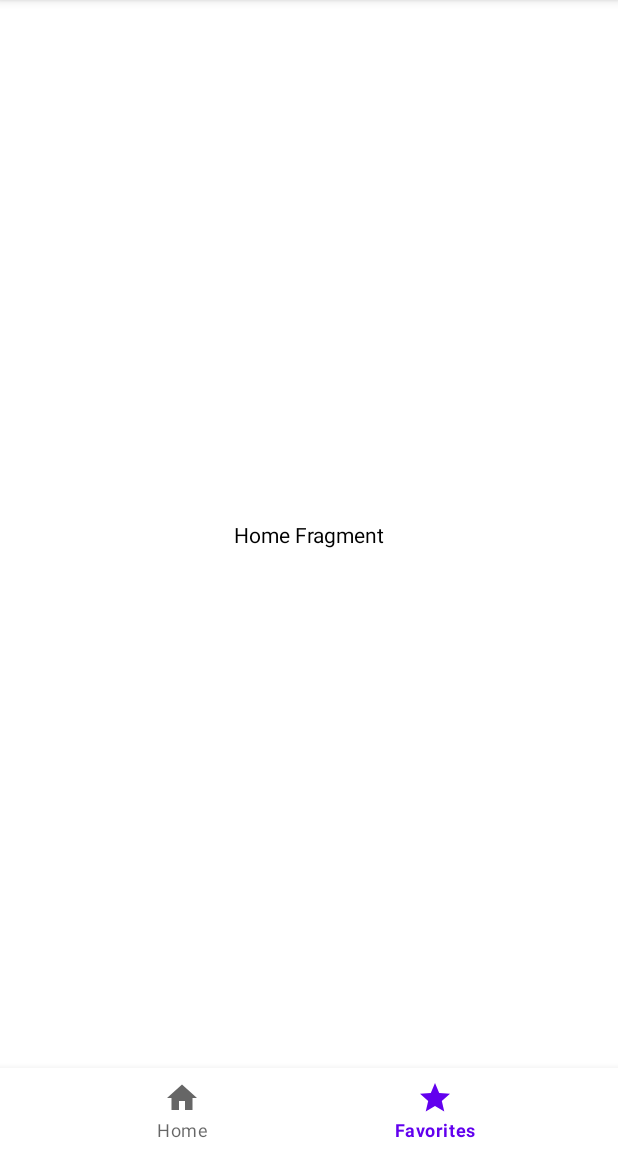
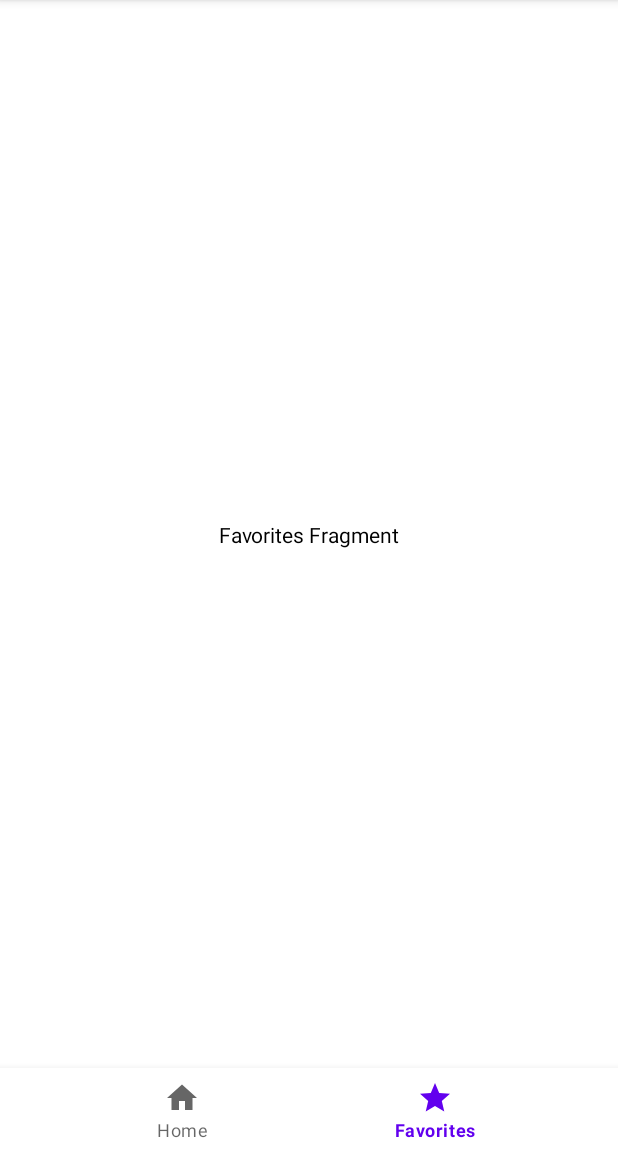
Before and after one commit to arecalde/MovieSample, an Android app: the screen it shows after launch (MainActivity), item 2 of the bottom bar chosen, on a phone screen of 412 x 824 dp, the part 84-1236 px from its top. Run offline under Robolectric (Android 15) with nearby library versions, the phone set to English and light mode, and no system bars; our stand-ins replace data binding.

Commit message:
Add bottom nav bar

```diff
--- a/app/build.gradle
+++ b/app/build.gradle
@@ -1,6 +1,6 @@
 apply plugin: 'com.android.application'
 apply plugin: 'kotlin-android'
-apply plugin: "androidx.navigation.safeargs.kotlin"
+apply plugin: "androidx.navigation.safeargs"
 apply plugin: 'kotlin-kapt'
 
 android {
--- /dev/null
+++ b/app/src/main/java/com/example/moviesample/FavoritesFragment.kt
@@ -0,0 +1,25 @@
+package com.example.moviesample
+
+import android.os.Bundle
+import androidx.fragment.app.Fragment
+import android.view.LayoutInflater
+import android.view.View
+import android.view.ViewGroup
+import androidx.fragment.app.viewModels
+import com.example.moviesample.databinding.FragmentFavoritesBinding
+
+class FavoritesFragment : Fragment() {
+    private val viewModel: FavoritesViewModel by viewModels()
+
+    override fun onCreateView(
+        inflater: LayoutInflater, container: ViewGroup?,
+        savedInstanceState: Bundle?
+    ): View {
+        val binding = FragmentFavoritesBinding.inflate(inflater)
+
+        binding.viewModel = viewModel
+        binding.lifecycleOwner = viewLifecycleOwner
+
+        return binding.root
+    }
+}
--- a/app/src/main/java/com/example/moviesample/favorites/FavoritesViewModel.kt
+++ b/app/src/main/java/com/example/moviesample/FavoritesViewModel.kt
@@ -1,4 +1,4 @@
-package com.example.moviesample.favorites
+package com.example.moviesample
 
 import androidx.lifecycle.ViewModel
 
--- a/app/src/main/java/com/example/moviesample/home/HomeFragment.kt
+++ b/app/src/main/java/com/example/moviesample/HomeFragment.kt
@@ -1,4 +1,4 @@
-package com.example.moviesample.home
+package com.example.moviesample
 
 import android.os.Bundle
 import androidx.fragment.app.Fragment
--- a/app/src/main/java/com/example/moviesample/home/HomeViewModel.kt
+++ b/app/src/main/java/com/example/moviesample/HomeViewModel.kt
@@ -1,4 +1,4 @@
-package com.example.moviesample.home
+package com.example.moviesample
 
 import androidx.lifecycle.ViewModel
 
--- a/app/src/main/java/com/example/moviesample/MainActivity.kt
+++ b/app/src/main/java/com/example/moviesample/MainActivity.kt
@@ -2,6 +2,7 @@ package com.example.moviesample
 
 import androidx.appcompat.app.AppCompatActivity
 import android.os.Bundle
+import androidx.navigation.Navigation.findNavController
 import com.google.android.material.bottomnavigation.BottomNavigationView
 
 class MainActivity : AppCompatActivity() {
@@ -15,11 +16,17 @@ class MainActivity : AppCompatActivity() {
         bottomNavigationView?.setOnItemSelectedListener {
             when (it.itemId) {
                 R.id.homeFragment -> {
+                    val directions = NavDirections.actionGlobalHomeFragment()
+                    findNavController(this, R.id.nav_host_fragment).navigate(directions)
                     true
                 }
+
                 R.id.favoritesFragment -> {
+                    val directions = NavDirections.actionGlobalFavoritesFragment()
+                    findNavController(this, R.id.nav_host_fragment).navigate(directions)
                     true
                 }
+
                 else -> true
             }
         }
--- a/app/src/main/res/layout/fragment_favorites.xml
+++ b/app/src/main/res/layout/fragment_favorites.xml
@@ -2,12 +2,12 @@
 <layout xmlns:android="http://schemas.android.com/apk/res/android"
     xmlns:tools="http://schemas.android.com/tools"
     xmlns:app="http://schemas.android.com/apk/res-auto"
-    tools:context=".favorites.FavoritesFragment">
+    tools:context=".FavoritesFragment">
 
     <data>
         <variable
             name="viewModel"
-            type="com.example.moviesample.favorites.FavoritesViewModel" />
+            type="com.example.moviesample.FavoritesViewModel" />
         <import type="android.view.View" />
     </data>
 
--- a/app/src/main/res/layout/fragment_home.xml
+++ b/app/src/main/res/layout/fragment_home.xml
@@ -2,12 +2,12 @@
 <layout xmlns:android="http://schemas.android.com/apk/res/android"
     xmlns:tools="http://schemas.android.com/tools"
     xmlns:app="http://schemas.android.com/apk/res-auto"
-    tools:context=".home.HomeFragment">
+    tools:context=".HomeFragment">
 
     <data>
         <variable
             name="viewModel"
-            type="com.example.moviesample.home.HomeViewModel" />
+            type="com.example.moviesample.HomeViewModel" />
         <import type="android.view.View" />
     </data>
 
--- a/app/src/main/res/navigation/nav.xml
+++ b/app/src/main/res/navigation/nav.xml
@@ -7,12 +7,23 @@
 
     <fragment
         android:id="@+id/homeFragment"
-        android:name="com.example.moviesample.home.HomeFragment"
+        android:name="com.example.moviesample.HomeFragment"
         android:label="fragment_home"
-        tools:layout="@layout/fragment_home" />
+        tools:layout="@layout/fragment_home" >
+    </fragment>
+
     <fragment
         android:id="@+id/favoritesFragment"
-        android:name="com.example.moviesample.favorites.FavoritesFragment"
+        android:name="com.example.moviesample.FavoritesFragment"
         android:label="fragment_favorites"
-        tools:layout="@layout/fragment_favorites" />
+        tools:layout="@layout/fragment_favorites" >
+    </fragment>
+
+    <action
+        android:id="@+id/action_global_homeFragment"
+        app:destination="@id/homeFragment"/>
+
+    <action
+        android:id="@+id/action_global_favoritesFragment"
+        app:destination="@id/favoritesFragment"/>
 </navigation>
--- a/build.gradle
+++ b/build.gradle
@@ -9,7 +9,7 @@ buildscript {
     dependencies {
         classpath "com.android.tools.build:gradle:7.0.4"
         classpath "org.jetbrains.kotlin:kotlin-gradle-plugin:1.8.0"
-        def nav_version = "2.3.0"
+        def nav_version = "2.5.3"
         classpath "androidx.navigation:navigation-safe-args-gradle-plugin:$nav_version"
         // NOTE: Do not place your application dependencies here; they belong
         // in the individual module build.gradle files
```
Also changed, not shown: app/src/main/java/com/example/moviesample/favorites/FavoritesFragment.kt (deleted, +0 -20 lines).
